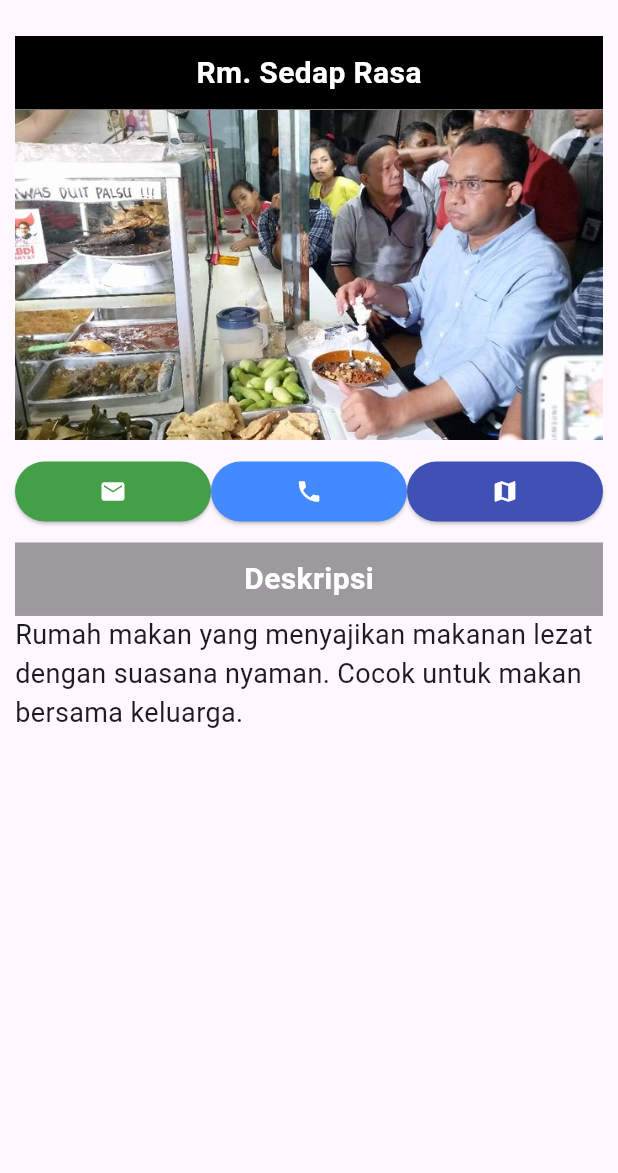
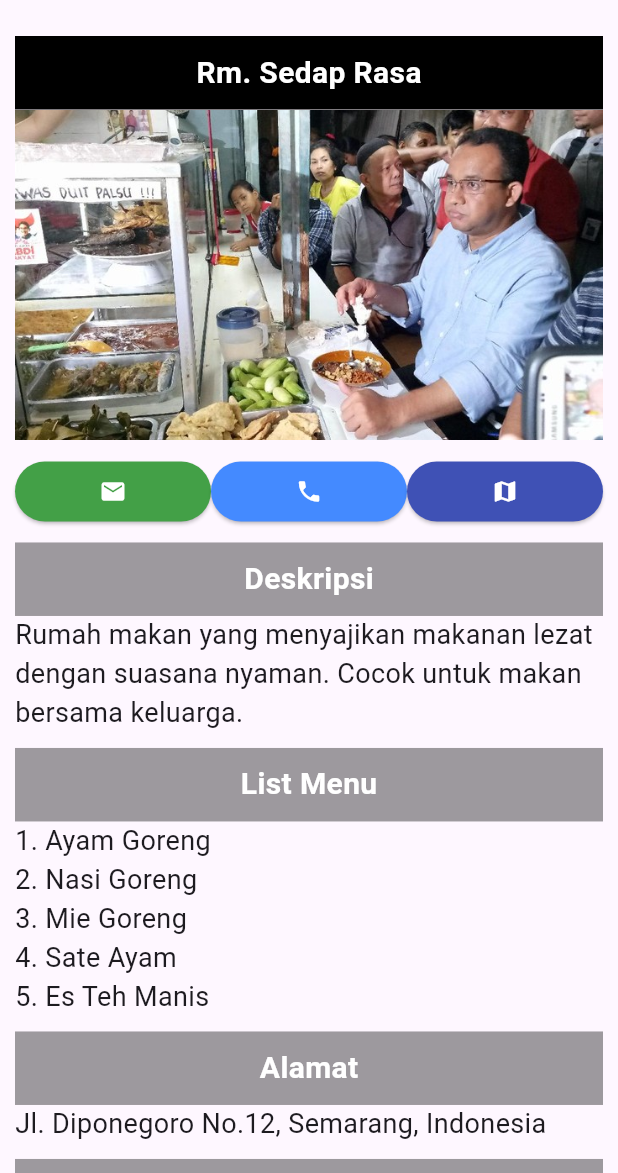
Before and after one commit to jonyxz/profilresto, a Flutter app: the screen it shows after launch, on a phone screen of 412 x 824 dp, the part 63-1236 px from its top. Run offline on Flutter 3.47's test engine with Material 3 defaults, Android fonts, the phone set to English and light mode, and no system bars.

Commit message:
add list menu, alamat, jambuka

```diff
--- a/lib/main.dart
+++ b/lib/main.dart
@@ -16,7 +16,8 @@ class RestoApp extends StatelessWidget {
     restoData['image'] = 'gambarWarung.jpg';
     restoData['desc'] =
         'Rumah makan yang menyajikan makanan lezat dengan suasana nyaman. Cocok untuk makan bersama keluarga.';
-    restoData['menu'] = '1. Ayam Goreng\n2. Nasi Goreng\n3. Sate Ayam';
+    restoData['menu'] =
+        '1. Ayam Goreng\n2. Nasi Goreng\n3. Mie Goreng\n4. Sate Ayam\n5. Es Teh Manis';
     restoData['openHours'] =
         'Senin - Jumat: 08.00 - 21.00\nSabtu - Minggu: 09.00 - 22.00';
   }
@@ -30,7 +31,7 @@ class RestoApp extends StatelessWidget {
         body: SingleChildScrollView(
           padding: const EdgeInsets.all(10),
           child: Column(
-            mainAxisAlignment: MainAxisAlignment.start,
+            crossAxisAlignment: CrossAxisAlignment.start,
             children: [
               teksKotak(Colors.black, restoData['name'] ?? ''),
               Image(image: AssetImage('assets/${restoData["image"] ?? ''}')),
@@ -50,6 +51,30 @@ class RestoApp extends StatelessWidget {
               teksKotak(Colors.black38, 'Deskripsi'),
               Text(
                 restoData['desc'] ?? '',
+                style: const TextStyle(
+                  fontSize: 18,
+                ),
+              ),
+              const SizedBox(height: 10),
+              teksKotak(Colors.black38, 'List Menu'),
+              Text(
+                restoData['menu'] ?? '',
+                style: const TextStyle(
+                  fontSize: 18,
+                ),
+              ),
+              const SizedBox(height: 10),
+              teksKotak(Colors.black38, 'Alamat'),
+              Text(
+                restoData['address'] ?? '',
+                style: const TextStyle(
+                  fontSize: 18,
+                ),
+              ),
+              const SizedBox(height: 10),
+              teksKotak(Colors.black38, 'Jam Buka'),
+              Text(
+                restoData['openHours'] ?? '',
                 style: const TextStyle(
                   fontSize: 18,
                 ),
@@ -81,7 +106,7 @@ Row textAttribute(String judul, String teks) {
   return Row(
     crossAxisAlignment: CrossAxisAlignment.start,
     children: [
-      Container(
+      SizedBox(
         width: 80,
         child: Text(
           '- $judul ',
```
